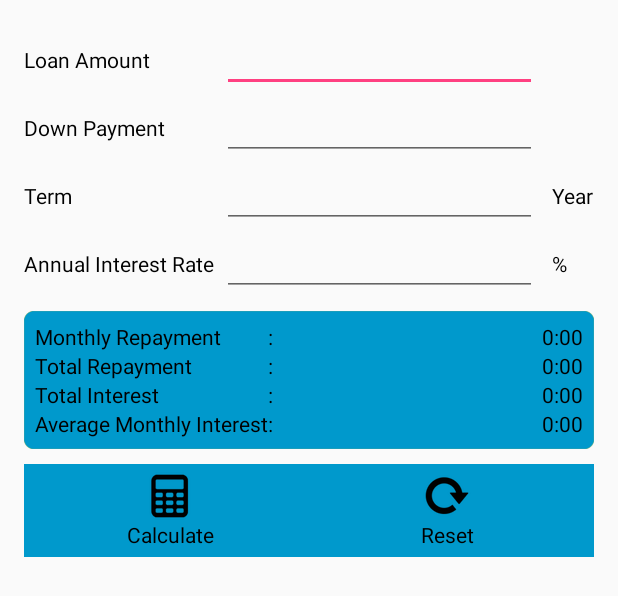
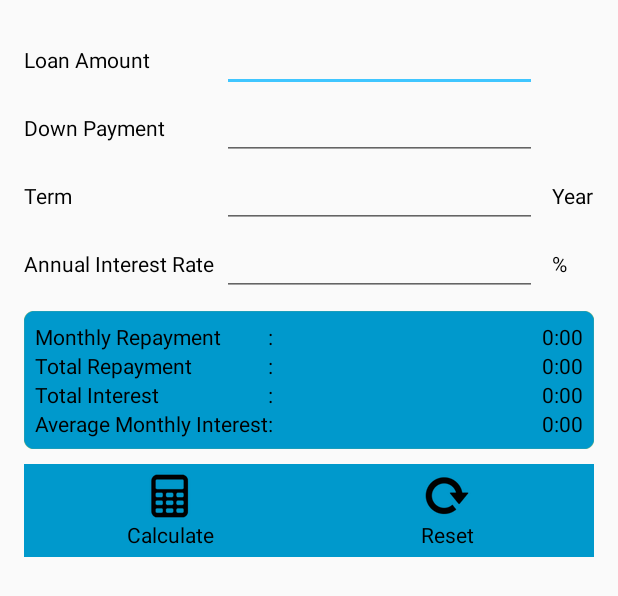
Before and after one commit to shahranie/LoanCalculator, an Android app: the layout activity_calculator.xml on its own in the app's theme, with its tools: preview values and no code run, on a phone screen of 412 x 824 dp. Shown: the top 596 px of the screen. Run offline under Robolectric (Android 15) with nearby library versions, the phone set to English and light mode, and no system bars.

Commit message:
loan calculator done

```diff
--- a/app/src/main/res/layout/activity_calculator.xml
+++ b/app/src/main/res/layout/activity_calculator.xml
@@ -91,7 +91,7 @@
                 android:paddingRight="5dp"
                 android:gravity="center"
                 android:textColor="@android:color/black"
-                android:inputType="number"
+                android:inputType="numberDecimal"
                 android:minWidth="50dp"/>
             <TextView
                 android:layout_width="wrap_content"
@@ -217,7 +217,11 @@
             android:drawableTop="@drawable/ic_calculate"
             android:gravity="center"
             android:text="@string/calculate"
-            android:textColor="@android:color/black"/>
+            android:textColor="@android:color/black"
+            android:clickable="true"
+            android:onClick="onClick"/>
+
+
 
         <TextView
             android:id="@+id/button_reset"
@@ -227,7 +231,9 @@
             android:drawableTop="@drawable/ic_reset"
             android:gravity="center"
             android:text="@string/reset"
-            android:textColor="@android:color/black"/>
+            android:textColor="@android:color/black"
+            android:clickable="true"
+            android:onClick="onClick"/>
 
     </LinearLayout>
 
--- a/app/src/main/res/layout/activity_main.xml
+++ b/app/src/main/res/layout/activity_main.xml
@@ -5,6 +5,7 @@
     xmlns:tools="http://schemas.android.com/tools"
     android:layout_width="match_parent"
     android:layout_height="match_parent"
+    android:theme="@android:style/Theme.Light.NoTitleBar"
     tools:context="com.shahranie.android.loancalculator.MainActivity">
 
     <ImageView
--- a/app/src/main/res/values/colors.xml
+++ b/app/src/main/res/values/colors.xml
@@ -2,5 +2,5 @@
 <resources>
     <color name="colorPrimary">#3F51B5</color>
     <color name="colorPrimaryDark">#303F9F</color>
-    <color name="colorAccent">#FF4081</color>
+    <color name="colorAccent">#40c6ff</color>
 </resources>
--- a/app/src/main/res/values/strings.xml
+++ b/app/src/main/res/values/strings.xml
@@ -1,5 +1,5 @@
 <resources>
-    <string name="app_name">LoanCalculator</string>
+    <string name="app_name">Loan Calculator</string>
     <string name="loan_amount">Loan Amount</string>
     <string name="down_payment">Down Payment</string>
     <string name="term">Term</string>
```
Also changed, not shown: app/src/main/AndroidManifest.xml (+7 -1 lines), app/src/main/java/com/shahranie/android/loancalculator/CalculatorActivity.java (added, +85 -0 lines), app/src/main/java/com/shahranie/android/loancalculator/MainActivity.java (+17 -1 lines), app/src/main/res/values/styles.xml (+8 -0 lines).
